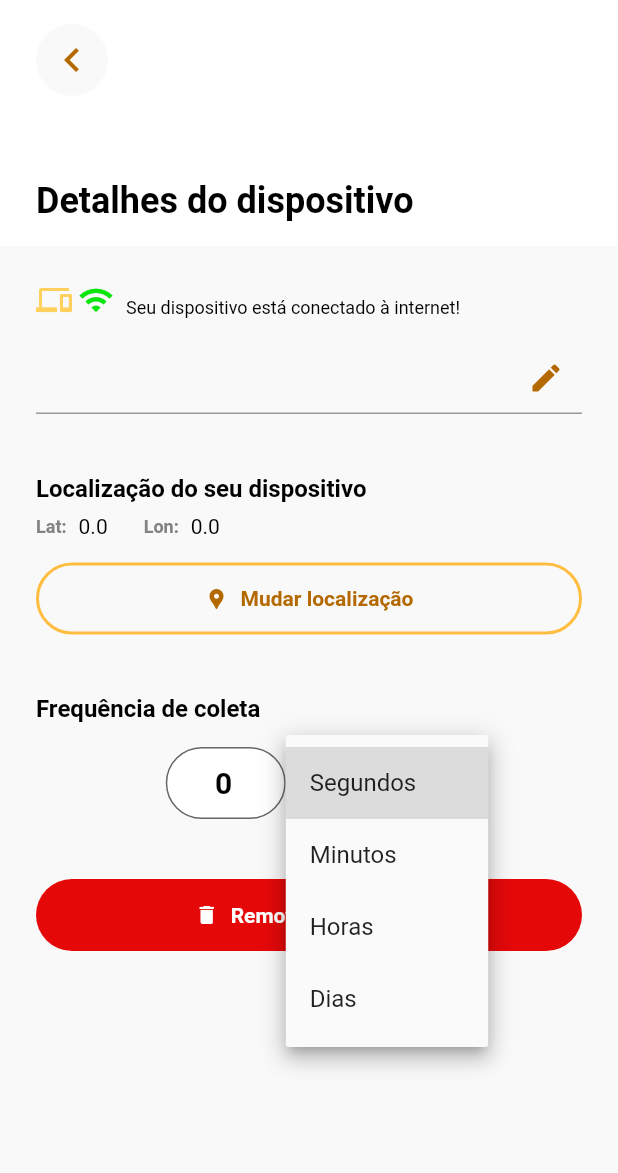
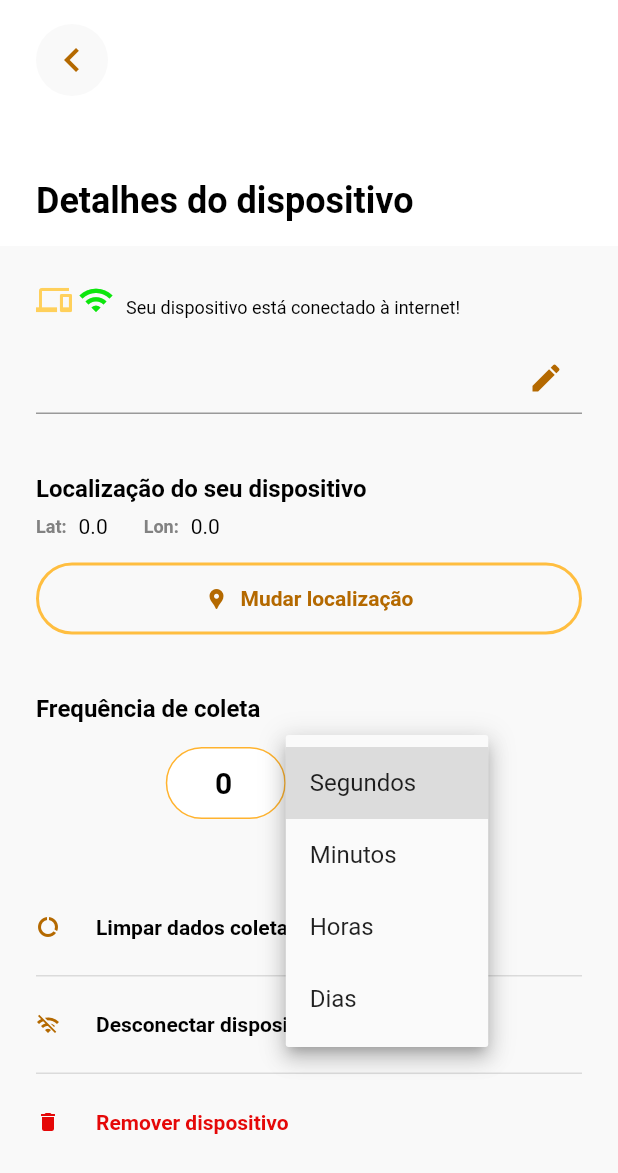
Before and after one commit to JonasCardoso/apicultores_app, a Flutter app: the DeviceDetailsScreen screen opened directly with empty values, after a tap on "Segundos", on a phone screen of 412 x 824 dp. Shown: the top 1173 px of the screen. Run offline on Flutter 3.47's test engine with Material 2 defaults, Android fonts, the phone set to English and light mode, and no system bars; our stand-ins replace bloc, carousel_slider, connectivity_plus, equatable, flutter_bloc, flutter_blue_plus and 4 more; missing offline and left inert: network_info_plus; accounts and stored records are empty; generated files the repository leaves out were written again; network calls fail; Roboto replaces fonts that are missing (Helvetica).

```diff
--- a/lib/features/devices/device_details/business_logic/bloc/device_details_event.dart
+++ b/lib/features/devices/device_details/business_logic/bloc/device_details_event.dart
@@ -18,3 +18,11 @@ final class DeviceDetailsUpdated extends DeviceDetailsEvent {
 final class DeviceDetailsRemoved extends DeviceDetailsEvent {
   const DeviceDetailsRemoved();
 }
+
+final class DeviceDetailsDataCleared extends DeviceDetailsEvent {
+  const DeviceDetailsDataCleared();
+}
+
+final class DeviceDetailsDisconnected extends DeviceDetailsEvent {
+  const DeviceDetailsDisconnected();
+}
--- a/lib/features/devices/device_details/business_logic/bloc/device_details_state.dart
+++ b/lib/features/devices/device_details/business_logic/bloc/device_details_state.dart
@@ -15,6 +15,14 @@ final class DeviceDetailsRemoveSucces extends DeviceDetailsState {}
 
 final class DeviceDetailsUpdateSuccess extends DeviceDetailsState {}
 
+final class DeviceDetailsDataClearedSuccess extends DeviceDetailsState {}
+
 final class DeviceDetailsRemoveFailure extends DeviceDetailsState {}
 
 final class DeviceDetailsUpdateFailure extends DeviceDetailsState {}
+
+final class DeviceDetailsDataClearedFailure extends DeviceDetailsState {}
+
+final class DeviceDetailsDisconnectSuccess extends DeviceDetailsState {}
+
+final class DeviceDetailsDisconnectFailure extends DeviceDetailsState {}
--- a/lib/features/devices/device_details/presentation/screens/device_details_screen_builder.dart
+++ b/lib/features/devices/device_details/presentation/screens/device_details_screen_builder.dart
@@ -2,7 +2,7 @@ import 'package:apicultores_app/features/devices/device_details/business_logic/b
 import 'package:apicultores_app/features/devices/device_details/presentation/device_details_navigation.dart';
 import 'package:apicultores_app/features/devices/device_details/presentation/widgets/device_details_form_widget.dart';
 import 'package:apicultores_app/features/devices/my_devices/business_logic/entities/local_bee_device_entity.dart';
-import 'package:flutter/material.dart';
+import 'package:design_system/design_system.dart';
 import 'package:flutter_bloc/flutter_bloc.dart';
 
 class DeviceDetailsScreenBuilder extends StatelessWidget {
@@ -20,39 +20,60 @@ class DeviceDetailsScreenBuilder extends StatelessWidget {
         return switch (state) {
           DeviceDetailsLoading _ ||
           DeviceDetailsRemoveSucces _ ||
-          DeviceDetailsUpdateSuccess _ =>
+          DeviceDetailsUpdateSuccess _ ||
+          DeviceDetailsDataClearedSuccess _ ||
+          DeviceDetailsDisconnectSuccess _ =>
             const Center(
               child: CircularProgressIndicator(),
             ),
           DeviceDetailsInitial _ ||
           DeviceDetailsUpdateFailure _ ||
-          DeviceDetailsRemoveFailure _ =>
+          DeviceDetailsRemoveFailure _ ||
+          DeviceDetailsDataClearedFailure _ ||
+          DeviceDetailsDisconnectFailure _ =>
             DeviceDetailsFormWidget(
               device: device,
               navigation: navigation,
             ),
         };
       },
-      listener: (context, state) {
-        if (state is DeviceDetailsUpdateSuccess) {
+      listener: (context, state) async {
+        if (state is DeviceDetailsUpdateSuccess ||
+            state is DeviceDetailsRemoveSucces ||
+            state is DeviceDetailsDataClearedSuccess) {
           navigation.pop();
         }
-        if (state is DeviceDetailsRemoveSucces) {
+        if (state is DeviceDetailsDisconnectSuccess) {
+          await Future.delayed(
+            const Duration(
+              seconds: 2,
+            ),
+          );
           navigation.pop();
         }
         if (state is DeviceDetailsUpdateFailure) {
-          ScaffoldMessenger.of(context).showSnackBar(
-            const SnackBar(
-              content: Text('Não foi possível atualizar o dispositivo'),
-            ),
-          );
+          const SnackBar(
+            message: 'Não foi possível atualizar o dispositivo',
+            variant: SnackBarVariant.error,
+          ).show(context);
         }
         if (state is DeviceDetailsRemoveFailure) {
-          ScaffoldMessenger.of(context).showSnackBar(
-            const SnackBar(
-              content: Text('Não foi possível remover o dispositivo'),
-            ),
-          );
+          const SnackBar(
+            message: 'Não foi possível remover o dispositivo',
+            variant: SnackBarVariant.error,
+          ).show(context);
+        }
+        if (state is DeviceDetailsDataClearedFailure) {
+          const SnackBar(
+            message: 'Não foi possível limpar os dados do dispositivo',
+            variant: SnackBarVariant.error,
+          ).show(context);
+        }
+        if (state is DeviceDetailsDisconnectFailure) {
+          const SnackBar(
+            message: 'Não foi possível desconectar o dispositivo',
+            variant: SnackBarVariant.error,
+          ).show(context);
         }
       },
     );
--- a/lib/features/devices/device_details/presentation/widgets/device_details_action_buttons.dart
+++ b/lib/features/devices/device_details/presentation/widgets/device_details_action_buttons.dart
@@ -7,23 +7,35 @@ class DeviceDetailsActionButtons extends StatelessWidget {
 
   @override
   Widget build(BuildContext context) {
-    return Column(
-      children: [
-        Button(
+    return ActionsList(items: [
+      ActionsListItem(
+        label: 'Limpar dados coletados',
+        leftIcon: Icons.data_usage,
+        onPressed: () {
+          context.read<DeviceDetailsBloc>().add(
+                const DeviceDetailsDataCleared(),
+              );
+        },
+      ),
+      ActionsListItem(
+        label: 'Desconectar dispositivo',
+        leftIcon: Icons.wifi_off,
+        onPressed: () {
+          context.read<DeviceDetailsBloc>().add(
+                const DeviceDetailsDisconnected(),
+              );
+        },
+      ),
+      ActionsListItem(
         label: 'Remover dispositivo',
-          icon: Icons.delete,
-          fill: true,
-          variant: ButtonVariant.destructive,
+        leftIcon: Icons.delete,
+        variant: ActionsListItemVariant.destructive,
         onPressed: () {
           context.read<DeviceDetailsBloc>().add(
                 const DeviceDetailsRemoved(),
               );
         },
       ),
-        const SizedBox(
-          height: Spacing.medium,
-        ),
-      ],
-    );
+    ]);
   }
 }
--- a/lib/features/devices/device_details/presentation/widgets/device_details_form_widget.dart
+++ b/lib/features/devices/device_details/presentation/widgets/device_details_form_widget.dart
@@ -96,7 +96,7 @@ class _DeviceDetailsFormWidgetState extends State<DeviceDetailsFormWidget> {
                   frequencyTime: formModel.frequencyTime,
                 ),
                 const SizedBox(
-                  height: Spacing.xxlarge,
+                  height: Spacing.huge,
                 ),
                 const DeviceDetailsActionButtons(),
               ],
--- a/packages/design_system/lib/design_system.dart
+++ b/packages/design_system/lib/design_system.dart
@@ -1,7 +1,7 @@
 library design_system;
 
 export 'package:flutter/material.dart'
-    hide AppBar, TextField, TextFormField, IconButton;
+    hide AppBar, TextField, TextFormField, IconButton, SnackBar;
 export 'src/theme/theme.dart';
 export 'src/molecules/molecules.dart';
 export 'src/atoms/atoms.dart';
--- a/packages/design_system/lib/src/atoms/atoms.dart
+++ b/packages/design_system/lib/src/atoms/atoms.dart
@@ -2,3 +2,4 @@ export 'button/button.dart';
 export 'my_icon/my_icon.dart';
 export 'text_form_field/text_field.dart';
 export 'icon_button/icon_button.dart';
+export 'snack_bar/snack_bar.dart';
--- a/packages/design_system/lib/src/atoms/text_form_field/text_field.dart
+++ b/packages/design_system/lib/src/atoms/text_form_field/text_field.dart
@@ -73,10 +73,16 @@ class TextField extends StatelessWidget {
                 onPressed: onIconTap,
               )
             : null,
-        border: variant == TextFieldVariant.box
+        focusedBorder: variant == TextFieldVariant.box
+            ? OutlineInputBorder(
+                borderSide: const BorderSide(color: SurfaceColor.primary),
+                borderRadius: BorderRadius.circular(Spacing.xlarge),
+              )
+            : null,
+        enabledBorder: variant == TextFieldVariant.box
             ? OutlineInputBorder(
                 borderSide:
-                    BorderSide(color: SurfaceColor.primaryPallete.shade800),
+                    BorderSide(color: SurfaceColor.primaryPallete.shade900),
                 borderRadius: BorderRadius.circular(Spacing.xlarge),
               )
             : null,
--- /dev/null
+++ b/packages/design_system/lib/src/molecules/actions_list/actions_list.dart
@@ -0,0 +1,96 @@
+import 'package:design_system/design_system.dart';
+import 'package:flutter/material.dart';
+import 'package:collection/collection.dart';
+
+class ActionsList extends StatelessWidget {
+  const ActionsList({
+    super.key,
+    required this.items,
+  });
+  final List<ActionsListItem> items;
+  @override
+  Widget build(BuildContext context) {
+    return Column(
+      children: items.mapIndexed((index, item) {
+        final leftIcon = item.leftIcon;
+        final rightIcon = item.rightIcon;
+        return GestureDetector(
+          onTap: item.onPressed,
+          child: Column(
+            children: [
+              if (index != 0)
+                const SizedBox(
+                  height: Spacing.large,
+                ),
+              Row(
+                children: [
+                  if (leftIcon != null) ...[
+                    MyIcon(leftIcon,
+                        iconSize: IconSize.small,
+                        color: switch (item.variant) {
+                          ActionsListItemVariant.primary => TextColor.special,
+                          ActionsListItemVariant.secondary => TextColor.primary,
+                          ActionsListItemVariant.destructive =>
+                            SurfaceColor.error,
+                        }),
+                    const SizedBox(
+                      width: Spacing.large,
+                    )
+                  ],
+                  Text(
+                    item.label,
+                    style: MyTypography.bodyStrong.copyWith(
+                      color: item.variant == ActionsListItemVariant.destructive
+                          ? SurfaceColor.error
+                          : TextColor.primary,
+                    ),
+                  ),
+                  const Expanded(child: SizedBox()),
+                  if (rightIcon != null)
+                    MyIcon(rightIcon,
+                        iconSize: IconSize.medium,
+                        color: switch (item.variant) {
+                          ActionsListItemVariant.primary => TextColor.special,
+                          ActionsListItemVariant.secondary => TextColor.primary,
+                          ActionsListItemVariant.destructive =>
+                            SurfaceColor.error,
+                        }),
+                ],
+              ),
+              const SizedBox(
+                height: Spacing.large,
+              ),
+              if (index != items.length - 1)
+                const Divider(
+                  height: 1,
+                  thickness: 1,
+                ),
+            ],
+          ),
+        );
+      }).toList(),
+    );
+  }
+}
+
+class ActionsListItem {
+  final String label;
+  final IconData? leftIcon;
+  final IconData? rightIcon;
+  final VoidCallback onPressed;
+  final ActionsListItemVariant variant;
+
+  const ActionsListItem({
+    required this.label,
+    this.leftIcon,
+    this.rightIcon,
+    required this.onPressed,
+    this.variant = ActionsListItemVariant.primary,
+  });
+}
+
+enum ActionsListItemVariant {
+  primary,
+  secondary,
+  destructive,
+}
--- a/packages/design_system/lib/src/molecules/molecules.dart
+++ b/packages/design_system/lib/src/molecules/molecules.dart
@@ -2,3 +2,4 @@ export 'app_bar/app_bar.dart';
 export 'feed_back_banner/feed_back_banner.dart';
 export 'app_lifecycle_page/app_lifecycle_page.dart';
 export 'item_card/item_card.dart';
+export 'actions_list/actions_list.dart';
```
Also changed, not shown: lib/features/devices/device_details/business_logic/bloc/device_details_bloc.dart (+28 -0 lines), lib/features/devices/device_details/business_logic/use_case/device_details_use_case.dart (+12 -0 lines), lib/features/devices/my_devices/data/data_sources/bee_device_connection_data_source.dart (+36 -0 lines), lib/features/devices/my_devices/data/exceptions/bee_device_connection_exceptions.dart (+10 -2 lines), lib/features/devices/my_devices/data/repositories/bee_device_repository.dart (+8 -0 lines), packages/design_system/lib/src/atoms/snack_bar/snack_bar.dart (added, +82 -0 lines). Lines whose indentation alone changed are shown as unchanged.
